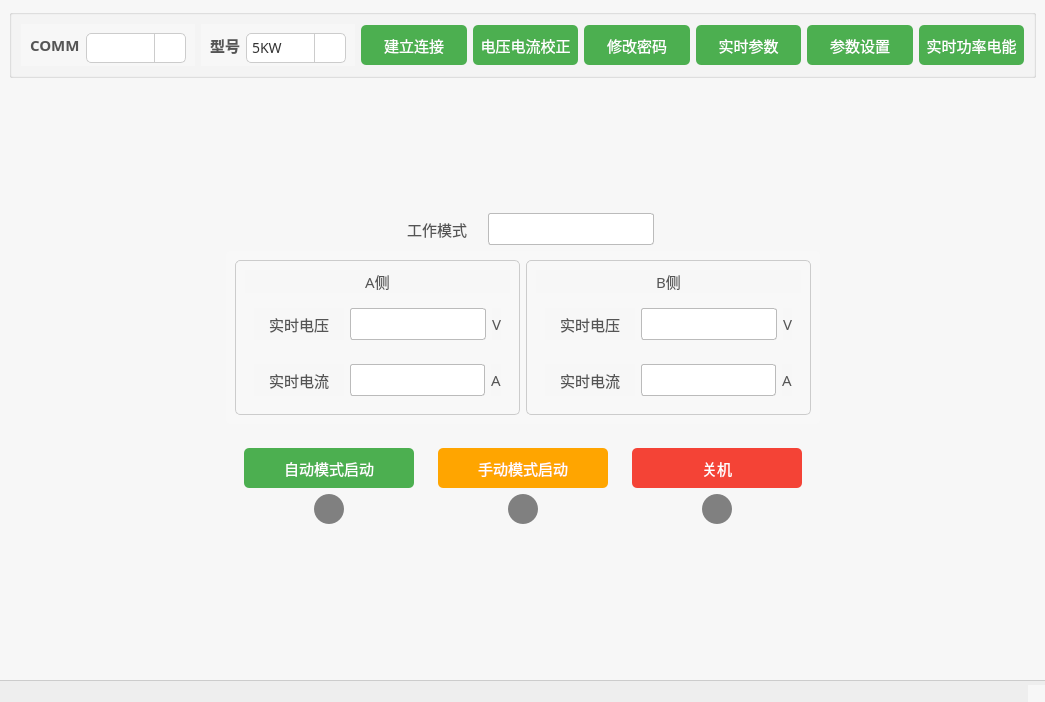
Old version of the form mainwindow.ui in the repository Curtain-Wang/BatteryControl.
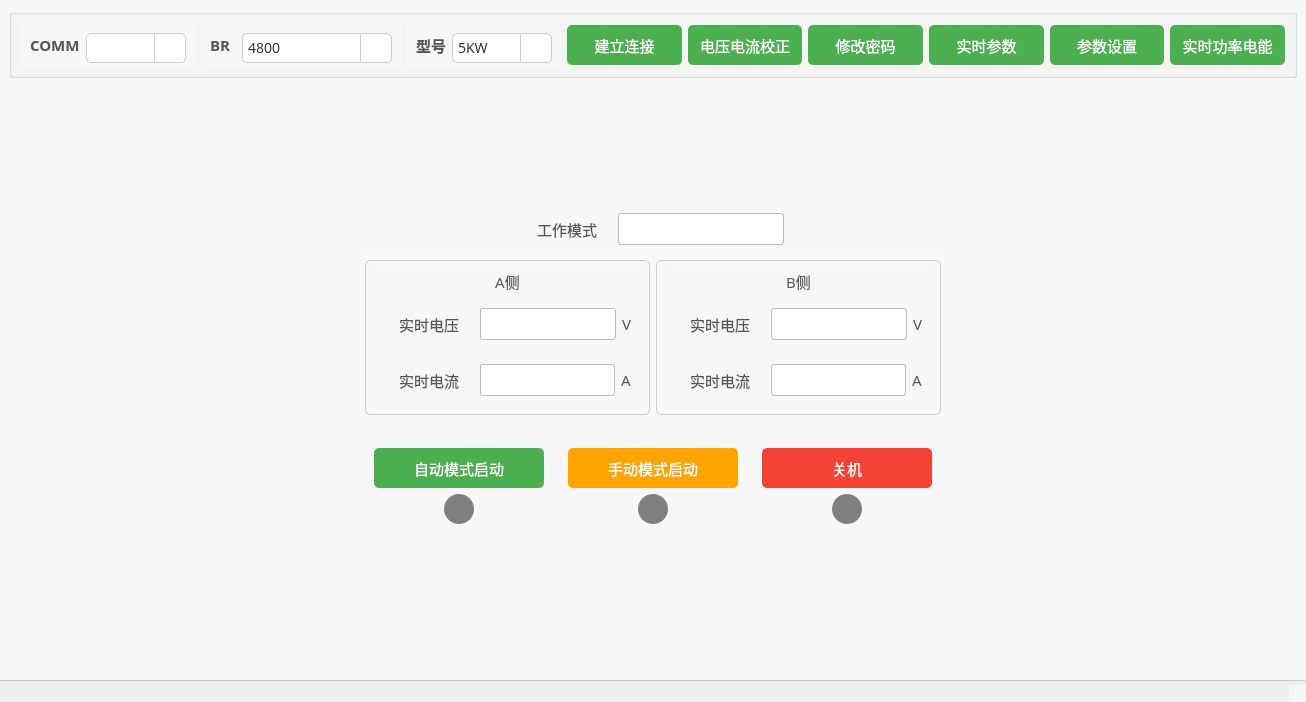
New version of the form. Icons and pictures are not drawn. Custom widgets are drawn as their Qt base class.

Commit message: 1.更新版本号为1.3  2.新增波特率选择

```diff
--- a/mainwindow.ui
+++ b/mainwindow.ui
@@ -6,7 +6,7 @@
    <rect>
     <x>0</x>
     <y>0</y>
-    <width>1045</width>
+    <width>1306</width>
     <height>702</height>
    </rect>
   </property>
@@ -190,6 +190,128 @@
          </layout>
         </widget>
        </item>
+       <item>
+        <widget class="QGroupBox" name="groupBox_37">
+         <property name="minimumSize">
+          <size>
+           <width>200</width>
+           <height>30</height>
+          </size>
+         </property>
+         <property name="maximumSize">
+          <size>
+           <width>300</width>
+           <height>16777215</height>
+          </size>
+         </property>
+         <property name="styleSheet">
+          <string notr="true">QGroupBox {
+    border: none
+}
+</string>
+         </property>
+         <property name="title">
+          <string/>
+         </property>
+         <layout class="QHBoxLayout" name="horizontalLayout_32">
+          <item>
+           <widget class="QLabel" name="label_32">
+            <property name="maximumSize">
+             <size>
+              <width>55</width>
+              <height>16777215</height>
+             </size>
+            </property>
+            <property name="font">
+             <font>
+              <family>Microsoft YaHei</family>
+              <pointsize>-1</pointsize>
+              <bold>true</bold>
+             </font>
+            </property>
+            <property name="styleSheet">
+             <string notr="true">QLabel {
+    font-size: 15px; /* 字体大小 */
+    font-weight: bold; /* 加粗 */
+    text-align: center; /* 文本居中 */
+}
+</string>
+            </property>
+            <property name="text">
+             <string>BR</string>
+            </property>
+           </widget>
+          </item>
+          <item>
+           <widget class="QComboBox" name="cbx_br">
+            <property name="minimumSize">
+             <size>
+              <width>150</width>
+              <height>30</height>
+             </size>
+            </property>
+            <property name="maximumSize">
+             <size>
+              <width>150</width>
+              <height>30</height>
+             </size>
+            </property>
+            <property name="font">
+             <font>
+              <family>Microsoft YaHei</family>
+              <pointsize>-1</pointsize>
+             </font>
+            </property>
+            <property name="styleSheet">
+             <string notr="true">QComboBox {
+    border: 1px solid #cccccc; /* 边框 */
+    border-radius: 5px;
+    background-color: #ffffff;
+}
+QComboBox::drop-down {
+    border-left: 1px solid #cccccc; /* 下拉按钮的边框 */
+    width: 30px;
+}
+QComboBox::down-arrow {
+    image: url(:/icons/images/arrow_down.png); /* 您可以替换为您自己的下拉箭头图标 */
+}
+</string>
+            </property>
+            <item>
+             <property name="text">
+              <string>4800</string>
+             </property>
+            </item>
+            <item>
+             <property name="text">
+              <string>9600</string>
+             </property>
+            </item>
+            <item>
+             <property name="text">
+              <string>19200</string>
+             </property>
+            </item>
+            <item>
+             <property name="text">
+              <string>38400</string>
+             </property>
+            </item>
+            <item>
+             <property name="text">
+              <string>115200</string>
+             </property>
+            </item>
+            <item>
+             <property name="text">
+              <string/>
+             </property>
+            </item>
+           </widget>
+          </item>
+         </layout>
+        </widget>
+       </item>
        <item>
         <widget class="QGroupBox" name="groupBox_36">
          <property name="minimumSize">
```
Left out of the diff: 2 changed lines with no effect on the pictures. The commit also changes 1 other file.
